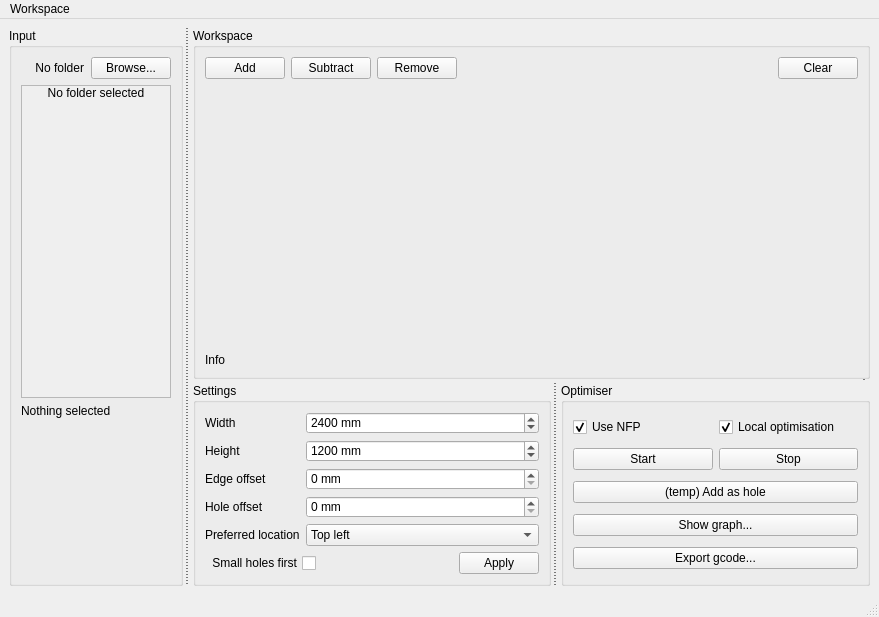
This is wasteoptimiser/resources/WasteOptimiserGUI.ui in Papooch/WasteOptimiser as Qt 5 draws it before an edit. The edited form follows.
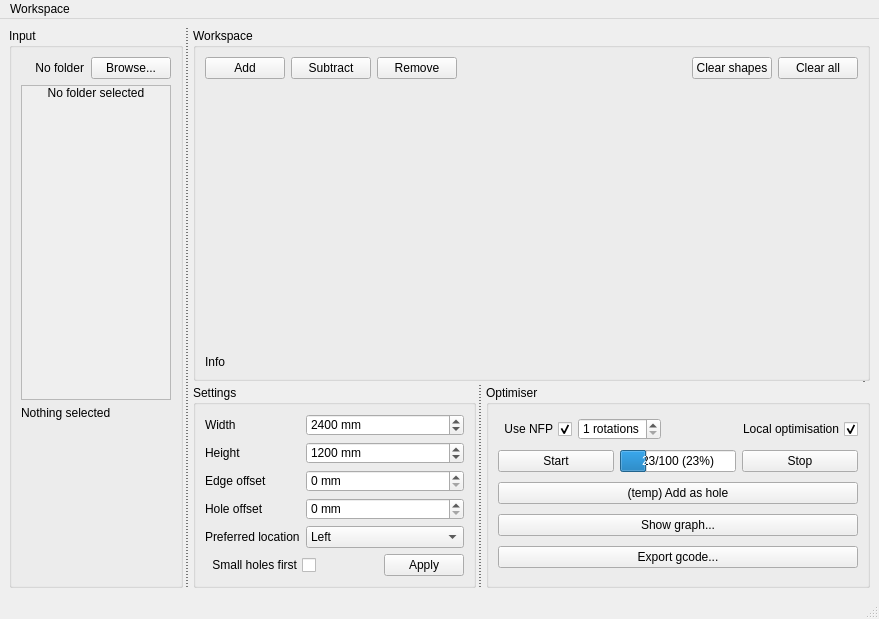
This is the edited form.

What changed in the file:
```diff
--- a/wasteoptimiser/resources/WasteOptimiserGUI.ui
+++ b/wasteoptimiser/resources/WasteOptimiserGUI.ui
@@ -7,12 +7,18 @@
     <x>0</x>
     <y>0</y>
     <width>879</width>
-    <height>617</height>
+    <height>619</height>
    </rect>
   </property>
   <property name="windowTitle">
    <string>MainWindow</string>
   </property>
+  <property name="iconSize">
+   <size>
+    <width>24</width>
+    <height>24</height>
+   </size>
+  </property>
   <property name="toolButtonStyle">
    <enum>Qt::ToolButtonTextBesideIcon</enum>
   </property>
@@ -97,7 +103,7 @@
              <x>0</x>
              <y>0</y>
              <width>148</width>
-             <height>317</height>
+             <height>319</height>
             </rect>
            </property>
            <layout class="QVBoxLayout" name="layout_input_list">
@@ -238,10 +244,17 @@
              </property>
             </spacer>
            </item>
+           <item>
+            <widget class="QPushButton" name="pb_workspace_clear_shapes">
+             <property name="text">
+              <string>Clear shapes</string>
+             </property>
+            </widget>
+           </item>
            <item>
             <widget class="QPushButton" name="pb_workspace_clear">
              <property name="text">
-              <string>Clear</string>
+              <string>Clear all</string>
              </property>
             </widget>
            </item>
@@ -373,6 +386,9 @@
             </item>
             <item row="4" column="1">
              <widget class="QComboBox" name="cb_settings_location">
+              <property name="currentIndex">
+               <number>4</number>
+              </property>
               <item>
                <property name="text">
                 <string>Top left</string>
@@ -455,6 +471,9 @@
            <layout class="QHBoxLayout" name="horizontalLayout_5">
             <item>
              <widget class="QCheckBox" name="cb_optimiser_use_nfp">
+              <property name="layoutDirection">
+               <enum>Qt::RightToLeft</enum>
+              </property>
               <property name="text">
                <string>Use NFP</string>
               </property>
@@ -463,8 +482,37 @@
               </property>
              </widget>
             </item>
+            <item>
+             <widget class="QSpinBox" name="sp_optimiser_nfp_rotations">
+              <property name="suffix">
+               <string> rotations</string>
+              </property>
+              <property name="minimum">
+               <number>1</number>
+              </property>
+              <property name="maximum">
+               <number>8</number>
+              </property>
+             </widget>
+            </item>
+            <item>
+             <spacer name="horizontalSpacer_3">
+              <property name="orientation">
+               <enum>Qt::Horizontal</enum>
+              </property>
+              <property name="sizeHint" stdset="0">
+               <size>
+                <width>40</width>
+                <height>20</height>
+               </size>
+              </property>
+             </spacer>
+            </item>
             <item>
              <widget class="QCheckBox" name="cb_optimiser_local_optimisation">
+              <property name="layoutDirection">
+               <enum>Qt::RightToLeft</enum>
+              </property>
               <property name="text">
                <string>Local optimisation</string>
               </property>
@@ -476,7 +524,7 @@
            </layout>
           </item>
           <item>
-           <layout class="QHBoxLayout" name="horizontalLayout_4">
+           <layout class="QHBoxLayout" name="horizontalLayout_4" stretch="1,1,1">
             <property name="spacing">
              <number>6</number>
             </property>
@@ -487,6 +535,46 @@
               </property>
              </widget>
             </item>
+            <item>
+             <widget class="QProgressBar" name="progress_bar_optimisation">
+              <property name="enabled">
+               <bool>true</bool>
+              </property>
+              <property name="minimumSize">
+               <size>
+                <width>0</width>
+                <height>0</height>
+               </size>
+              </property>
+              <property name="baseSize">
+               <size>
+                <width>0</width>
+                <height>0</height>
+               </size>
+              </property>
+              <property name="minimum">
+               <number>0</number>
+              </property>
+              <property name="value">
+               <number>23</number>
+              </property>
+              <property name="alignment">
+               <set>Qt::AlignCenter</set>
+              </property>
+              <property name="textVisible">
+               <bool>true</bool>
+              </property>
+              <property name="invertedAppearance">
+               <bool>false</bool>
+              </property>
+              <property name="textDirection">
+               <enum>QProgressBar::TopToBottom</enum>
+              </property>
+              <property name="format">
+               <string>%v/%m (%p%)</string>
+              </property>
+             </widget>
+            </item>
             <item>
              <widget class="QPushButton" name="pb_optimiser_stop">
               <property name="text">
```
